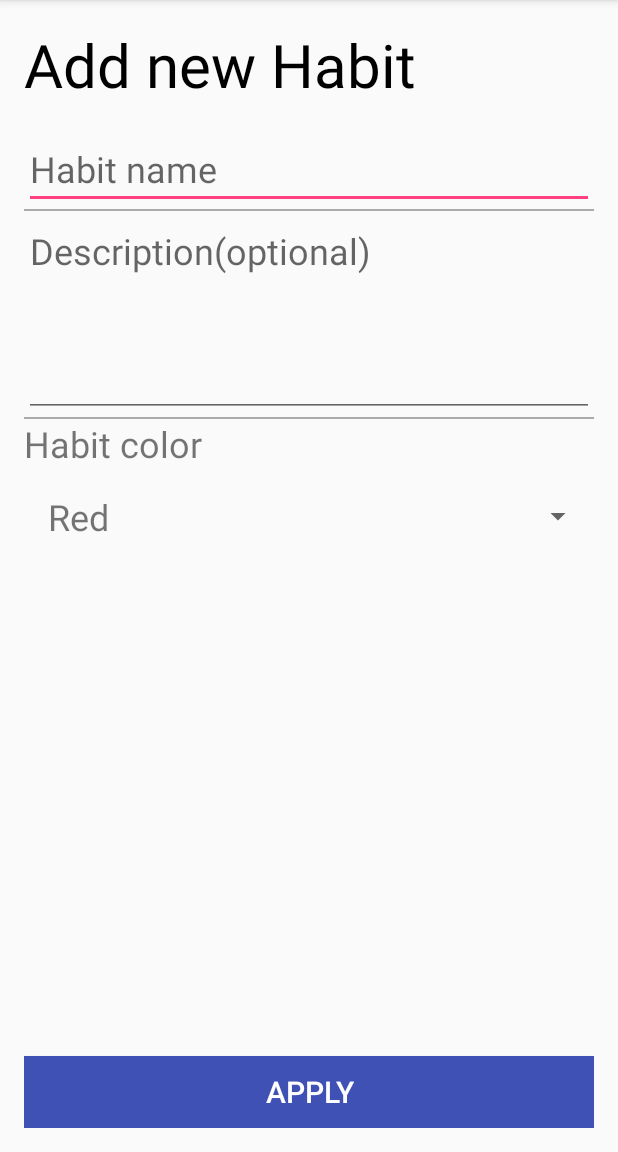
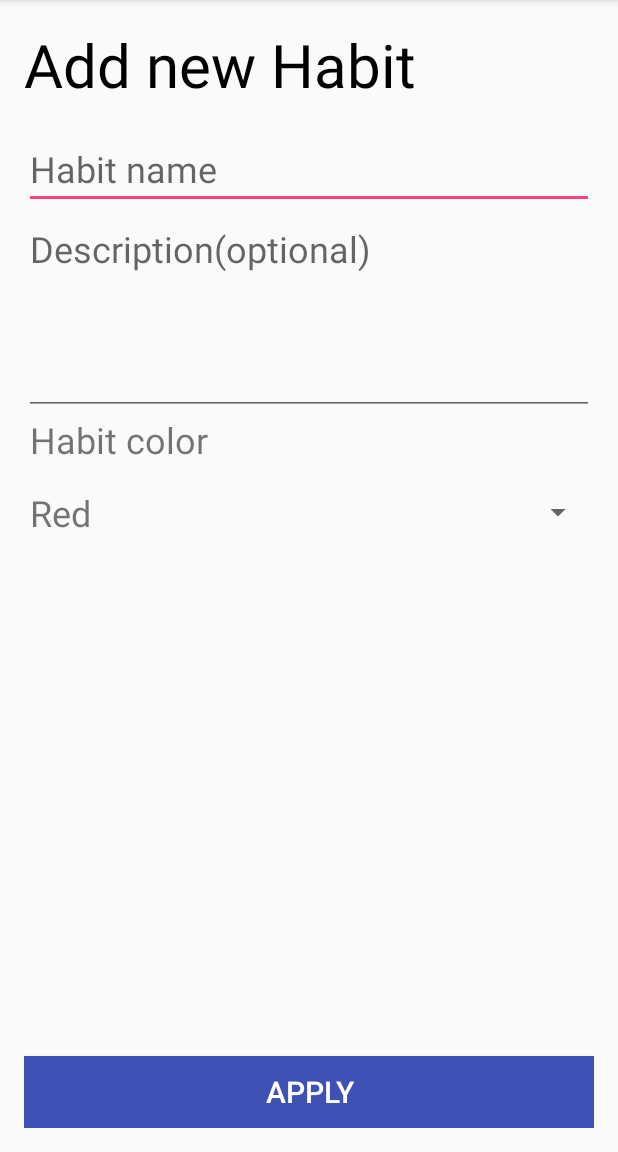
Before and after one commit to sayard/The-Habit-Game, an Android app: the AddNewHabitActivity screen opened directly, with no data from a screen before it, on a phone screen of 412 x 824 dp, the part 84-1236 px from its top. Run offline under Robolectric (Android 15) with nearby library versions, the phone set to English and light mode, and no system bars.

Commit message:
small ui changes

```diff
--- a/app/src/main/res/layout/activity_add_new_habit.xml
+++ b/app/src/main/res/layout/activity_add_new_habit.xml
@@ -25,13 +25,6 @@
         android:hint="Habit name"
         android:textSize="24sp"/>
 
-    <View
-        android:layout_width="match_parent"
-        android:layout_height="1dp"
-        android:background="@android:color/darker_gray"
-        android:paddingBottom="8dp"
-        android:paddingTop="8dp"/>
-
     <EditText
         android:layout_width="match_parent"
         android:layout_height="wrap_content"
@@ -40,18 +33,12 @@
         android:lines="4"
         android:gravity="top"/>
 
-    <View
-        android:layout_width="match_parent"
-        android:layout_height="1dp"
-        android:background="@android:color/darker_gray"
-        android:paddingBottom="8dp"
-        android:paddingTop="8dp"/>
-
     <TextView
         android:layout_width="match_parent"
         android:layout_height="wrap_content"
         android:text="Habit color"
-        android:textSize="24sp"/>
+        android:textSize="24sp"
+        android:paddingLeft="4dp"/>
 
     <Spinner
         android:id="@+id/spinner1"
--- a/app/src/main/res/layout/color_spinner_item.xml
+++ b/app/src/main/res/layout/color_spinner_item.xml
@@ -4,4 +4,7 @@
     android:layout_width="match_parent"
     android:layout_height="wrap_content"
     android:textSize="24sp"
-    android:padding="16dp"/>
+    android:paddingLeft="4dp"
+    android:paddingRight="16dp"
+    android:paddingBottom="16dp"
+    android:paddingTop="16dp"/>
```
